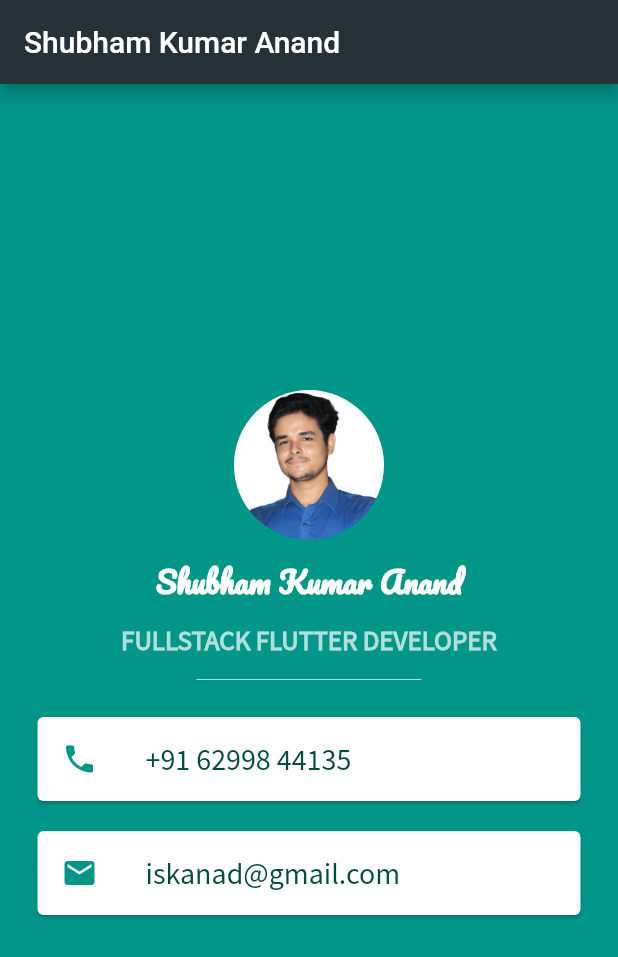
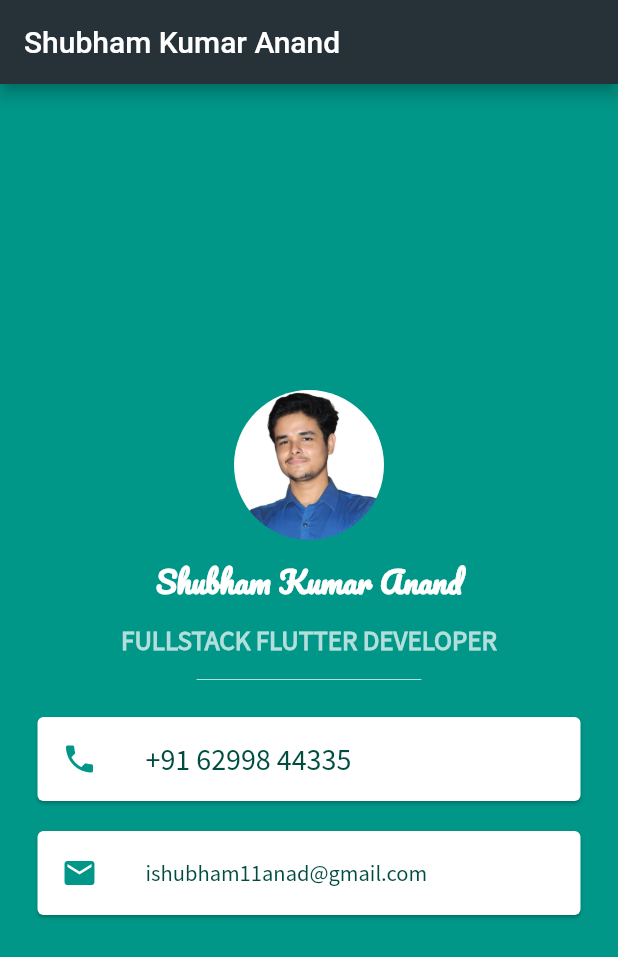
Before and after one commit to ShubhamkumarAnand/Imskanand-Card, a Flutter app: the screen it shows after launch, on a phone screen of 412 x 824 dp. Shown: the top 957 px of the screen. Run offline on Flutter 3.47's test engine with Material 2 defaults, Android fonts, the phone set to English and light mode, and no system bars.

Commit message:
Icon and App title Update

```diff
--- a/lib/main.dart
+++ b/lib/main.dart
@@ -9,6 +9,7 @@ class MyApp extends StatelessWidget {
   @override
   Widget build(BuildContext context) {
     return MaterialApp(
+      title: 'Business Card',
       debugShowCheckedModeBanner: false,
       home: Scaffold(
         appBar: AppBar(
@@ -64,7 +65,7 @@ class MyApp extends StatelessWidget {
                       color: Colors.teal,
                     ),
                     title: Text(
-                      '+91 62998 44135',
+                      '+91 62998 44335',
                       style: TextStyle(
                         color: Colors.teal.shade900,
                         fontFamily: 'SourceSansPro',
@@ -81,11 +82,11 @@ class MyApp extends StatelessWidget {
                     color: Colors.teal,
                   ),
                   title: Text(
-                    'iskanad@gmail.com',
+                    'ishubham11anad@gmail.com',
                     style: TextStyle(
                       color: Colors.teal.shade900,
                       fontFamily: 'SourceSansPro',
-                      fontSize: 20.0,
+                      fontSize: 15.0,
                     ),
                   ),
                 ),
```
Also changed, not shown: 37 other files.
